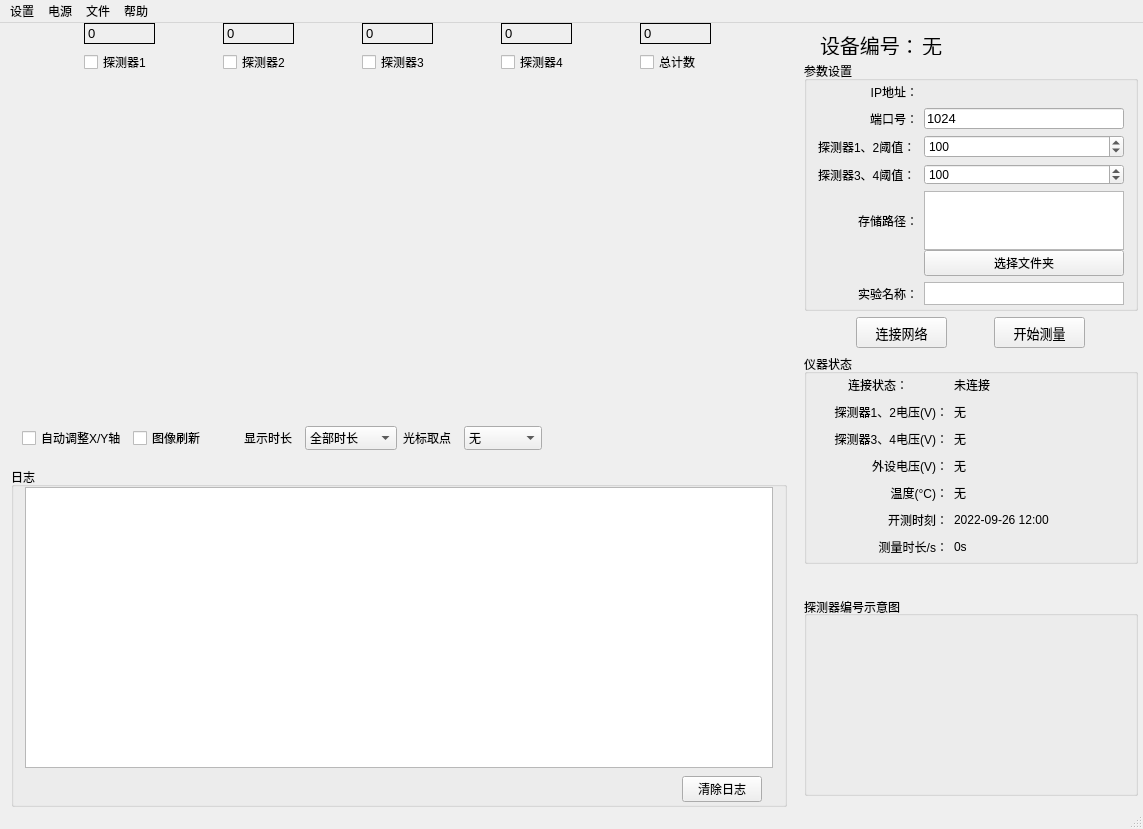
Qt form forms/mainWindow.ui (MrXiaomao/GammaMonitor) before a commit.
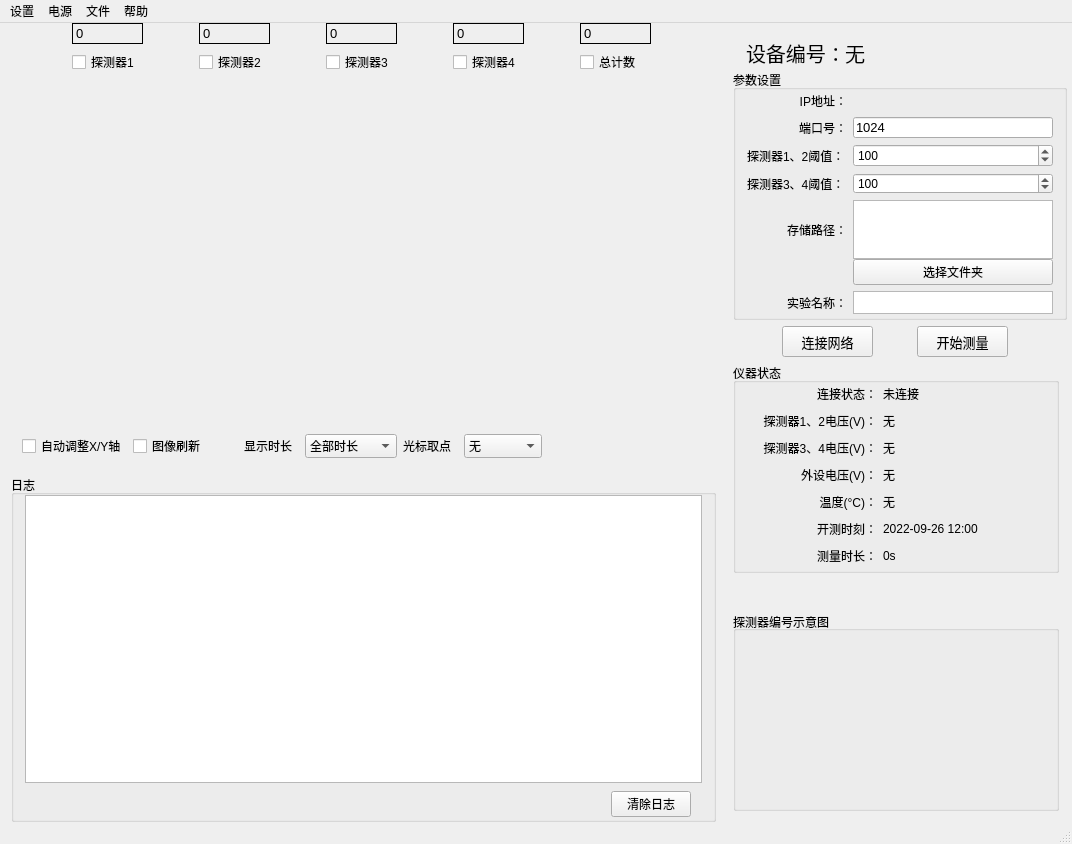
The same form after that commit. Icons and pictures are not drawn. Custom widgets are drawn as their Qt base class.

The edit to the form file:
```diff
--- a/forms/mainWindow.ui
+++ b/forms/mainWindow.ui
@@ -6,8 +6,8 @@
    <rect>
     <x>0</x>
     <y>0</y>
-    <width>1143</width>
-    <height>829</height>
+    <width>1072</width>
+    <height>844</height>
    </rect>
   </property>
   <property name="sizePolicy">
@@ -601,11 +601,17 @@
        <item>
         <widget class="QWidget" name="widget_3" native="true">
          <property name="sizePolicy">
-          <sizepolicy hsizetype="Preferred" vsizetype="Fixed">
+          <sizepolicy hsizetype="Fixed" vsizetype="Fixed">
            <horstretch>0</horstretch>
            <verstretch>0</verstretch>
           </sizepolicy>
          </property>
+         <property name="minimumSize">
+          <size>
+           <width>326</width>
+           <height>30</height>
+          </size>
+         </property>
          <layout class="QHBoxLayout" name="horizontalLayout_2">
           <property name="topMargin">
            <number>0</number>
@@ -618,7 +624,7 @@
             <property name="minimumSize">
              <size>
               <width>91</width>
-              <height>21</height>
+              <height>30</height>
              </size>
             </property>
             <property name="maximumSize">
@@ -639,10 +645,16 @@
           </item>
           <item>
            <widget class="QLabel" name="equipmentID_label">
+            <property name="sizePolicy">
+             <sizepolicy hsizetype="Fixed" vsizetype="Fixed">
+              <horstretch>0</horstretch>
+              <verstretch>0</verstretch>
+             </sizepolicy>
+            </property>
             <property name="minimumSize">
              <size>
               <width>91</width>
-              <height>21</height>
+              <height>30</height>
              </size>
             </property>
             <property name="maximumSize">
@@ -667,7 +679,7 @@
        <item>
         <widget class="QGroupBox" name="groupBox_2">
          <property name="sizePolicy">
-          <sizepolicy hsizetype="Preferred" vsizetype="Expanding">
+          <sizepolicy hsizetype="Fixed" vsizetype="Fixed">
            <horstretch>0</horstretch>
            <verstretch>0</verstretch>
           </sizepolicy>
@@ -866,72 +878,14 @@
             </property>
            </widget>
           </item>
-          <item row="6" column="0">
-           <widget class="QLabel" name="label_11">
-            <property name="sizePolicy">
-             <sizepolicy hsizetype="Fixed" vsizetype="Fixed">
-              <horstretch>0</horstretch>
-              <verstretch>0</verstretch>
-             </sizepolicy>
-            </property>
-            <property name="minimumSize">
-             <size>
-              <width>100</width>
-              <height>21</height>
-             </size>
-            </property>
-            <property name="maximumSize">
-             <size>
-              <width>65</width>
-              <height>42</height>
-             </size>
-            </property>
-            <property name="font">
-             <font>
-              <pointsize>9</pointsize>
-             </font>
-            </property>
-            <property name="text">
-             <string>实验名称：</string>
-            </property>
-            <property name="alignment">
-             <set>Qt::AlignmentFlag::AlignRight|Qt::AlignmentFlag::AlignTrailing|Qt::AlignmentFlag::AlignVCenter</set>
-            </property>
-           </widget>
-          </item>
-          <item row="6" column="1">
-           <widget class="QTextEdit" name="experimentNameEdit">
-            <property name="sizePolicy">
-             <sizepolicy hsizetype="Expanding" vsizetype="Fixed">
-              <horstretch>0</horstretch>
-              <verstretch>0</verstretch>
-             </sizepolicy>
-            </property>
-            <property name="minimumSize">
-             <size>
-              <width>100</width>
-              <height>21</height>
-             </size>
-            </property>
-            <property name="maximumSize">
-             <size>
-              <width>200</width>
-              <height>24</height>
-             </size>
-            </property>
-            <property name="inputMethodHints">
-             <set>Qt::InputMethodHint::ImhNone</set>
-            </property>
-            <property name="verticalScrollBarPolicy">
-             <enum>Qt::ScrollBarPolicy::ScrollBarAlwaysOff</enum>
-            </property>
-            <property name="horizontalScrollBarPolicy">
-             <enum>Qt::ScrollBarPolicy::ScrollBarAlwaysOff</enum>
-            </property>
-           </widget>
-          </item>
           <item row="4" column="1">
            <widget class="QWidget" name="widget_5" native="true">
+            <property name="sizePolicy">
+             <sizepolicy hsizetype="Preferred" vsizetype="Expanding">
+              <horstretch>0</horstretch>
+              <verstretch>0</verstretch>
+             </sizepolicy>
+            </property>
             <property name="minimumSize">
              <size>
               <width>0</width>
@@ -957,7 +911,7 @@
              <item>
               <widget class="QTextEdit" name="le_savePath">
                <property name="sizePolicy">
-                <sizepolicy hsizetype="Expanding" vsizetype="Fixed">
+                <sizepolicy hsizetype="Expanding" vsizetype="Expanding">
                  <horstretch>0</horstretch>
                  <verstretch>0</verstretch>
                 </sizepolicy>
@@ -972,6 +926,12 @@
              </item>
              <item>
               <widget class="QPushButton" name="savePathButton">
+               <property name="maximumSize">
+                <size>
+                 <width>200</width>
+                 <height>16777215</height>
+                </size>
+               </property>
                <property name="text">
                 <string>选择文件夹</string>
                </property>
@@ -1006,17 +966,87 @@
             </property>
            </widget>
           </item>
+          <item row="5" column="1">
+           <widget class="QTextEdit" name="experimentNameEdit">
+            <property name="sizePolicy">
+             <sizepolicy hsizetype="Expanding" vsizetype="Fixed">
+              <horstretch>0</horstretch>
+              <verstretch>0</verstretch>
+             </sizepolicy>
+            </property>
+            <property name="minimumSize">
+             <size>
+              <width>100</width>
+              <height>21</height>
+             </size>
+            </property>
+            <property name="maximumSize">
+             <size>
+              <width>200</width>
+              <height>24</height>
+             </size>
+            </property>
+            <property name="inputMethodHints">
+             <set>Qt::InputMethodHint::ImhNone</set>
+            </property>
+            <property name="verticalScrollBarPolicy">
+             <enum>Qt::ScrollBarPolicy::ScrollBarAlwaysOff</enum>
+            </property>
+            <property name="horizontalScrollBarPolicy">
+             <enum>Qt::ScrollBarPolicy::ScrollBarAlwaysOff</enum>
+            </property>
+           </widget>
+          </item>
+          <item row="5" column="0">
+           <widget class="QLabel" name="label_11">
+            <property name="sizePolicy">
+             <sizepolicy hsizetype="Fixed" vsizetype="Fixed">
+              <horstretch>0</horstretch>
+              <verstretch>0</verstretch>
+             </sizepolicy>
+            </property>
+            <property name="minimumSize">
+             <size>
+              <width>100</width>
+              <height>21</height>
+             </size>
+            </property>
+            <property name="maximumSize">
+             <size>
+              <width>65</width>
+              <height>42</height>
+             </size>
+            </property>
+            <property name="font">
+             <font>
+              <pointsize>9</pointsize>
+             </font>
+            </property>
+            <property name="text">
+             <string>实验名称：</string>
+            </property>
+            <property name="alignment">
+             <set>Qt::AlignmentFlag::AlignRight|Qt::AlignmentFlag::AlignTrailing|Qt::AlignmentFlag::AlignVCenter</set>
+            </property>
+           </widget>
+          </item>
          </layout>
         </widget>
        </item>
        <item>
         <widget class="QWidget" name="widget_4" native="true">
          <property name="sizePolicy">
-          <sizepolicy hsizetype="Preferred" vsizetype="Fixed">
+          <sizepolicy hsizetype="Fixed" vsizetype="Fixed">
            <horstretch>0</horstretch>
            <verstretch>0</verstretch>
           </sizepolicy>
          </property>
+         <property name="minimumSize">
+          <size>
+           <width>326</width>
+           <height>0</height>
+          </size>
+         </property>
          <layout class="QHBoxLayout" name="horizontalLayout_3">
           <property name="topMargin">
            <number>0</number>
@@ -1079,14 +1109,14 @@
        <item>
         <widget class="QGroupBox" name="groupBox">
          <property name="sizePolicy">
-          <sizepolicy hsizetype="Preferred" vsizetype="Fixed">
+          <sizepolicy hsizetype="Fixed" vsizetype="Fixed">
            <horstretch>0</horstretch>
            <verstretch>0</verstretch>
           </sizepolicy>
          </property>
          <property name="minimumSize">
           <size>
-           <width>0</width>
+           <width>326</width>
            <height>210</height>
           </size>
          </property>
@@ -1104,13 +1134,13 @@
            <widget class="QLabel" name="label_4">
             <property name="minimumSize">
              <size>
-              <width>90</width>
+              <width>130</width>
               <height>21</height>
              </size>
             </property>
             <property name="maximumSize">
              <size>
-              <width>150</width>
+              <width>130</width>
               <height>21</height>
              </size>
             </property>
@@ -1453,7 +1483,7 @@
             </property>
             <property name="minimumSize">
              <size>
-              <width>100</width>
+              <width>160</width>
               <height>21</height>
              </size>
             </property>
@@ -1499,7 +1529,7 @@
              </font>
             </property>
             <property name="text">
-             <string>测量时长/s：</string>
+             <string>测量时长：</string>
             </property>
             <property name="alignment">
              <set>Qt::AlignmentFlag::AlignRight|Qt::AlignmentFlag::AlignTrailing|Qt::AlignmentFlag::AlignVCenter</set>
@@ -1555,14 +1585,14 @@
        <item>
         <widget class="QGroupBox" name="gB_detSketchMap">
          <property name="sizePolicy">
-          <sizepolicy hsizetype="Preferred" vsizetype="Fixed">
+          <sizepolicy hsizetype="Fixed" vsizetype="Fixed">
            <horstretch>0</horstretch>
            <verstretch>0</verstretch>
           </sizepolicy>
          </property>
          <property name="minimumSize">
           <size>
-           <width>0</width>
+           <width>326</width>
            <height>200</height>
           </size>
          </property>
@@ -1623,7 +1653,7 @@
     <rect>
      <x>0</x>
      <y>0</y>
-     <width>1143</width>
+     <width>1072</width>
      <height>21</height>
     </rect>
    </property>
```
Left out of the diff: 2 changed lines with no effect on the pictures.
